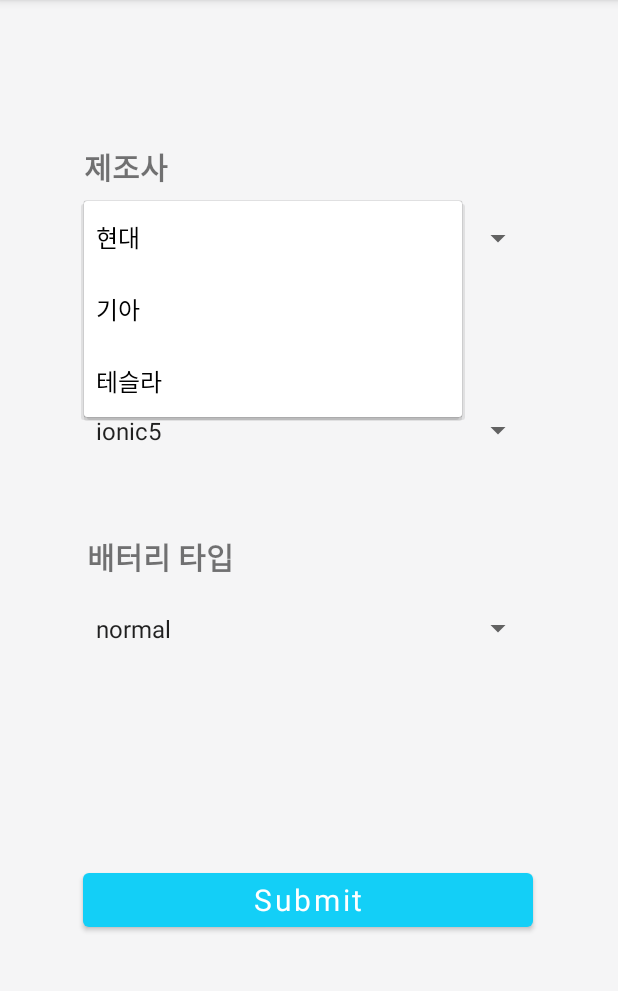
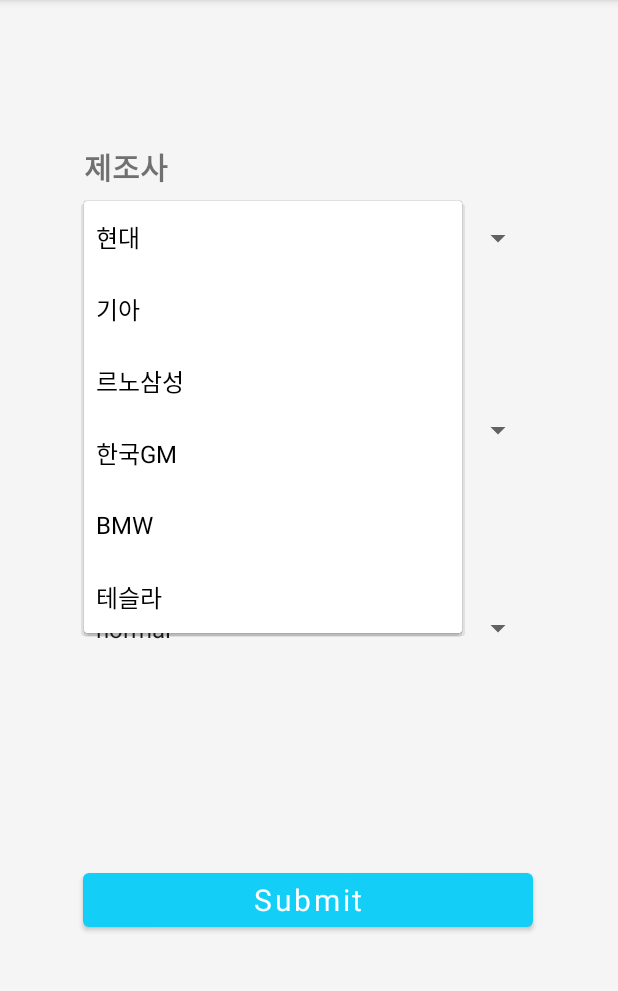
Before and after one commit to rlacksals96/EV-Sherpa, an Android app: the CarRegistrationActivity screen opened directly, with no data from a screen before it, after a tap on "현대", on a phone screen of 412 x 824 dp, the part 84-1075 px from its top. Run offline under Robolectric (Android 15) with nearby library versions, the phone set to English and light mode, and no system bars; Roboto replaces fonts that are not available here.

Commit message:
add:car registration page / todo:change registration page activity->fragment

```diff
--- a/app/src/main/assets/car_info.json
+++ b/app/src/main/assets/car_info.json
@@ -227,7 +227,7 @@
       "최고속도출력": "250km/h",
       "1회충전주행거리": "(상온) 447.9km (저온) 393.9km",
       "배터리": "리튬이온(84.96kWh)",
-      "국고보조금": "372만원",
+      "국고보조    금": "372만원",
       "제조사번호": "080-822-0291",
       "차량이미지": ""
     }
--- a/app/src/main/java/com/example/evsherpa/CarRegistrationActivity.java
+++ b/app/src/main/java/com/example/evsherpa/CarRegistrationActivity.java
@@ -2,25 +2,90 @@ package com.example.evsherpa;
 
 import androidx.appcompat.app.AppCompatActivity;
 
+import android.annotation.SuppressLint;
 import android.content.Intent;
 import android.os.Bundle;
 import android.view.View;
+import android.widget.AdapterView;
+import android.widget.ArrayAdapter;
 import android.widget.Button;
+import android.widget.Spinner;
 
-//TODO: 제조사 별로 탭이 다르게 나오게 끔 설정해야함.
+import com.example.evsherpa.ui.profile.ProfileFragment;
+
+import java.util.Arrays;
+import java.util.List;
+
+//TODO: activity -> fragment로 변경. 잦은 profile <-> car registration 시 에러 발생..
+
 public class CarRegistrationActivity extends AppCompatActivity {
+    private Spinner car_maker;
+    private Spinner car_model;
 
+    ProfileFragment profileFragment;
+
+    ArrayAdapter<CharSequence> arr_model;
     @Override
     protected void onCreate(Bundle savedInstanceState) {
         super.onCreate(savedInstanceState);
         setContentView(R.layout.activity_car_registration);
 
+        profileFragment=new ProfileFragment();
+
+        car_maker=(Spinner)findViewById(R.id.spinner_car_company_name);
+        car_maker.setOnItemSelectedListener(new AdapterView.OnItemSelectedListener() {
+            @Override
+            public void onItemSelected(AdapterView<?> parent, View view, int position, long id) {
+               if(car_maker.getSelectedItem().equals("현대")){
+                   arr_model=ArrayAdapter.createFromResource(CarRegistrationActivity.this,R.array.hyundai_model, android.R.layout.simple_spinner_dropdown_item);
+               }else if(car_maker.getSelectedItem().equals("기아")){
+                   arr_model=ArrayAdapter.createFromResource(CarRegistrationActivity.this,R.array.kia_model, android.R.layout.simple_spinner_dropdown_item);
+
+               }else if(car_maker.getSelectedItem().equals("르노삼성")){
+                   arr_model=ArrayAdapter.createFromResource(
+                           CarRegistrationActivity.this,
+                           R.array.samsung_model,
+                           android.R.layout.simple_spinner_dropdown_item);
+
+               }else if(car_maker.getSelectedItem().equals("한국GM")){
+                   arr_model=ArrayAdapter.createFromResource(
+                           CarRegistrationActivity.this,
+                           R.array.gm_model,
+                           android.R.layout.simple_spinner_dropdown_item);
+               }else if(car_maker.getSelectedItem().equals("BMW")){
+                   arr_model=ArrayAdapter.createFromResource(
+                           CarRegistrationActivity.this,
+                           R.array.bmw_model,
+                           android.R.layout.simple_spinner_dropdown_item);
+               }else if(car_maker.getSelectedItem().equals("테슬라")){
+                   arr_model=ArrayAdapter.createFromResource(
+                           CarRegistrationActivity.this,
+                           R.array.tesla_model,
+                           android.R.layout.simple_spinner_dropdown_item);
+               }
+                arr_model.setDropDownViewResource(android.R.layout.simple_dropdown_item_1line);
+                car_model.setAdapter(arr_model);
+            }
+
+            @Override
+            public void onNothingSelected(AdapterView<?> parent) {
+
+            }
+        });
+        car_model=(Spinner)findViewById(R.id.spinner_car_model);
+
+
+
+
+
         Button btn_car_registration_submit=findViewById(R.id.btn_car_registration_submit);
         btn_car_registration_submit.setOnClickListener(new View.OnClickListener() {
+            @SuppressLint("ResourceType")
             @Override
             public void onClick(View v) {
-                Intent intent=new Intent(CarRegistrationActivity.this,PreferenceRegistrationActivity.class);
-                startActivity(intent);
+//                Intent intent=new Intent(CarRegistrationActivity.this,PreferenceRegistrationActivity.class);
+//                startActivity(intent);
+                getSupportFragmentManager().beginTransaction().replace(R.layout.activity_car_registration,profileFragment).commit();
             }
         });
     }
--- a/app/src/main/java/com/example/evsherpa/MainActivity.java
+++ b/app/src/main/java/com/example/evsherpa/MainActivity.java
@@ -59,6 +59,8 @@ public class MainActivity extends AppCompatActivity {
         String FILE_NAME= "profile.json";
 
         try{
+            //TODO: 이 방식을 쓰면 앱 실행시 무조건 밑의 json 파일로 초기화되기 때문에 서버와 통신해서 업데이트가 되도 의미가 없어짐. 다른 초기화 방법 강구할것
+            // idea. 처음에 서버에 접속해서 데이터 여부 확인후에 있으면 그거로 초기화 하고, 없으면 default_profile로 초기화한다.
 
             InputStream is=this.getAssets().open("default_profile.json");
             int size=is.available();
--- a/app/src/main/java/com/example/evsherpa/ui/profile/ProfileFragment.java
+++ b/app/src/main/java/com/example/evsherpa/ui/profile/ProfileFragment.java
@@ -3,6 +3,7 @@ package com.example.evsherpa.ui.profile;
 import android.app.AlertDialog;
 import android.content.Context;
 import android.content.DialogInterface;
+import android.content.Intent;
 import android.os.Bundle;
 import android.view.KeyEvent;
 import android.view.LayoutInflater;
@@ -16,6 +17,7 @@ import android.widget.TextView;
 import androidx.annotation.NonNull;
 import androidx.fragment.app.Fragment;
 
+import com.example.evsherpa.CarRegistrationActivity;
 import com.example.evsherpa.R;
 
 import org.json.JSONException;
@@ -90,7 +92,9 @@ public class ProfileFragment extends Fragment {
         btn_change_car.setOnClickListener(new View.OnClickListener() {
             @Override
             public void onClick(View v) {
-
+                //TODO: activity -> fragment로 이동하는 경우도 고민해야함.
+                Intent intent=new Intent(getActivity(), CarRegistrationActivity.class);
+                startActivity(intent);
             }
         });
     }
--- a/app/src/main/res/layout/activity_car_registration.xml
+++ b/app/src/main/res/layout/activity_car_registration.xml
@@ -75,7 +75,7 @@
         android:id="@+id/spinner_car_model"
         android:layout_width="300dp"
         android:layout_height="50dp"
-        android:entries="@array/car_model"
+        android:entries="@array/hyundai_model"
         app:layout_constraintEnd_toEndOf="@+id/spinner_car_company_name"
         app:layout_constraintStart_toStartOf="@+id/spinner_car_company_name"
         app:layout_constraintTop_toBottomOf="@+id/txt_car_model" />
--- a/app/src/main/res/values/arrays.xml
+++ b/app/src/main/res/values/arrays.xml
@@ -3,28 +3,37 @@
     <string-array name="car_company_entries">
         <item>현대</item>
         <item>기아</item>
+        <item>르노삼성</item>
+        <item>한국GM</item>
+        <item>BMW</item>
         <item>테슬라</item>
     </string-array>
 
 
-<!--    회사별로 차량명 채워야 함-->
-    <string-array name="car_model_hyundai">
-        <item>kona</item>
+    <string-array name="hyundai_model">
+        <item>아이오닉</item>
+        <item>코나</item>
     </string-array>
-    <string-array name="car_model_tesla">
-        <item>model 3</item>
+    <string-array name="kia_model">
+        <item>쏘울</item>
+        <item>니로EV</item>
+    </string-array>
+    <string-array name="samsung_model">
+        <item>ZOE INTENS</item>
+        <item>ZOE ITENS</item></string-array>
+    <string-array name="gm_model">
+        <item>BOLT EV LT</item>
+        <item>BOLT EV Primier</item>
+    </string-array>
+    <string-array name="bmw_model">
+        <item>i3 120Ah</item>
+        <item>i3 120Ah Sol+</item>
+    </string-array>
+    <string-array name="tesla_model">
+        <item>Model 3</item>
+        <item>Model Y</item>
     </string-array>
 
-<!--    below string array is for temporary-->
-    <string-array name="car_model">
-        <item>ionic5</item>
-        <item>kona</item>
-        <item>model 3</item>
-        <item>model Y</item>
-        <item>bmw i3</item>
-        <item>benz e5</item>
-    </string-array>
-<!--    until here-->
 
     <string-array name="car_battery_type">
         <item>normal</item>
```
